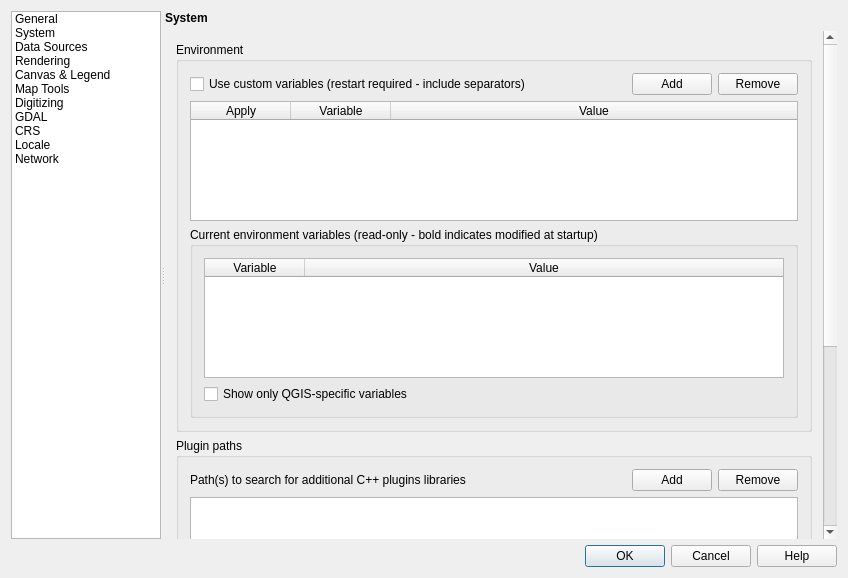
This is src/ui/qgsoptionsbase.ui in qgis/QGIS as Qt 5 draws it before an edit. The edited form follows.
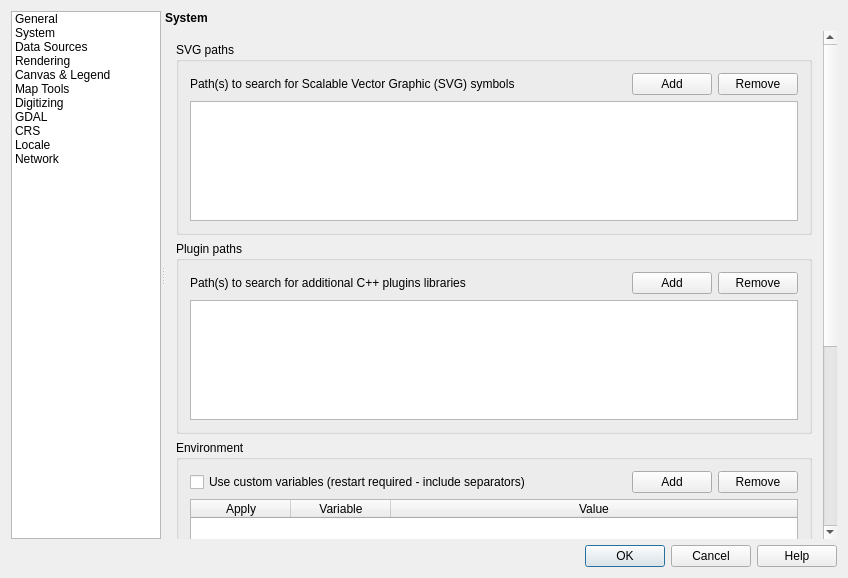
This is the edited form. The open tabs and pages were chosen to show the change. Icons and pictures are not drawn. Custom widgets are drawn as their Qt base class.

```diff
--- a/src/ui/qgsoptionsbase.ui
+++ b/src/ui/qgsoptionsbase.ui
@@ -912,11 +912,117 @@
                <rect>
                 <x>0</x>
                 <y>0</y>
-                <width>670</width>
-                <height>750</height>
+                <width>661</width>
+                <height>803</height>
                </rect>
               </property>
               <layout class="QVBoxLayout" name="verticalLayout_22">
+               <item>
+                <widget class="QGroupBox" name="groupBox_2">
+                 <property name="title">
+                  <string>SVG paths</string>
+                 </property>
+                 <layout class="QGridLayout" name="_6">
+                  <item row="0" column="0">
+                   <widget class="QLabel" name="mSVGLabel">
+                    <property name="text">
+                     <string>Path(s) to search for Scalable Vector Graphic (SVG) symbols</string>
+                    </property>
+                   </widget>
+                  </item>
+                  <item row="0" column="1">
+                   <spacer>
+                    <property name="orientation">
+                     <enum>Qt::Horizontal</enum>
+                    </property>
+                    <property name="sizeHint" stdset="0">
+                     <size>
+                      <width>31</width>
+                      <height>20</height>
+                     </size>
+                    </property>
+                   </spacer>
+                  </item>
+                  <item row="0" column="2">
+                   <widget class="QPushButton" name="mBtnAddSVGPath">
+                    <property name="text">
+                     <string>Add</string>
+                    </property>
+                   </widget>
+                  </item>
+                  <item row="0" column="3">
+                   <widget class="QPushButton" name="mBtnRemoveSVGPath">
+                    <property name="text">
+                     <string>Remove</string>
+                    </property>
+                   </widget>
+                  </item>
+                  <item row="1" column="0" colspan="4">
+                   <widget class="QListWidget" name="mListSVGPaths">
+                    <property name="minimumSize">
+                     <size>
+                      <width>0</width>
+                      <height>120</height>
+                     </size>
+                    </property>
+                   </widget>
+                  </item>
+                 </layout>
+                </widget>
+               </item>
+               <item>
+                <widget class="QGroupBox" name="groupBox_4">
+                 <property name="title">
+                  <string>Plugin paths</string>
+                 </property>
+                 <layout class="QGridLayout" name="_3">
+                  <item row="0" column="0">
+                   <widget class="QLabel" name="mSVGLabel_2">
+                    <property name="text">
+                     <string>Path(s) to search for additional C++ plugins libraries</string>
+                    </property>
+                   </widget>
+                  </item>
+                  <item row="0" column="1">
+                   <spacer>
+                    <property name="orientation">
+                     <enum>Qt::Horizontal</enum>
+                    </property>
+                    <property name="sizeHint" stdset="0">
+                     <size>
+                      <width>31</width>
+                      <height>20</height>
+                     </size>
+                    </property>
+                   </spacer>
+                  </item>
+                  <item row="0" column="2">
+                   <widget class="QPushButton" name="mBtnAddPluginPath">
+                    <property name="text">
+                     <string>Add</string>
+                    </property>
+                   </widget>
+                  </item>
+                  <item row="0" column="3">
+                   <widget class="QPushButton" name="mBtnRemovePluginPath">
+                    <property name="text">
+                     <string>Remove</string>
+                    </property>
+                   </widget>
+                  </item>
+                  <item row="1" column="0" colspan="4">
+                   <widget class="QListWidget" name="mListPluginPaths">
+                    <property name="minimumSize">
+                     <size>
+                      <width>0</width>
+                      <height>120</height>
+                     </size>
+                    </property>
+                   </widget>
+                  </item>
+                 </layout>
+                </widget>
+               </item>
                <item>
                 <widget class="QGroupBox" name="mEnvironmentGrpBx">
                  <property name="minimumSize">
@@ -929,7 +1035,7 @@
                   <string>Environment</string>
                  </property>
                  <layout class="QGridLayout" name="gridLayout_32">
-                  <item row="1" column="0" colspan="4">
+                  <item row="3" column="0" colspan="4">
                    <widget class="QTableWidget" name="mCustomVariablesTable">
                     <property name="minimumSize">
                      <size>
@@ -981,7 +1087,7 @@
                     </column>
                    </widget>
                   </item>
-                  <item row="0" column="3">
+                  <item row="1" column="3">
                    <widget class="QPushButton" name="mRemoveCustomVarBtn">
                     <property name="sizePolicy">
                      <sizepolicy hsizetype="Maximum" vsizetype="Fixed">
@@ -994,7 +1100,7 @@
                     </property>
                    </widget>
                   </item>
-                  <item row="0" column="2">
+                  <item row="1" column="2">
                    <widget class="QPushButton" name="mAddCustomVarBtn">
                     <property name="sizePolicy">
                      <sizepolicy hsizetype="Maximum" vsizetype="Fixed">
@@ -1007,7 +1113,7 @@
                     </property>
                    </widget>
                   </item>
-                  <item row="2" column="0" colspan="4">
+                  <item row="4" column="0" colspan="4">
                    <widget class="QgsCollapsibleGroupBox" name="mCurrentVariablesGrpBx">
                     <property name="minimumSize">
                      <size>
@@ -1085,14 +1191,14 @@
                     </layout>
                    </widget>
                   </item>
-                  <item row="0" column="0">
+                  <item row="1" column="0">
                    <widget class="QCheckBox" name="mCustomVariablesChkBx">
                     <property name="text">
                      <string>Use custom variables (restart required - include separators)</string>
                     </property>
                    </widget>
                   </item>
-                  <item row="0" column="1">
+                  <item row="1" column="1">
                    <spacer name="horizontalSpacer_14">
                     <property name="orientation">
                      <enum>Qt::Horizontal</enum>
@@ -1108,112 +1214,6 @@
                  </layout>
                 </widget>
                </item>
-               <item>
-                <widget class="QGroupBox" name="groupBox_4">
-                 <property name="title">
-                  <string>Plugin paths</string>
-                 </property>
-                 <layout class="QGridLayout" name="_3">
-                  <item row="0" column="0">
-                   <widget class="QLabel" name="mSVGLabel_2">
-                    <property name="text">
-                     <string>Path(s) to search for additional C++ plugins libraries</string>
-                    </property>
-                   </widget>
-                  </item>
-                  <item row="0" column="1">
-                   <spacer>
-                    <property name="orientation">
-                     <enum>Qt::Horizontal</enum>
-                    </property>
-                    <property name="sizeHint" stdset="0">
-                     <size>
-                      <width>31</width>
-                      <height>20</height>
-                     </size>
-                    </property>
-                   </spacer>
-                  </item>
-                  <item row="0" column="2">
-                   <widget class="QPushButton" name="mBtnAddPluginPath">
-                    <property name="text">
-                     <string>Add</string>
-                    </property>
-                   </widget>
-                  </item>
-                  <item row="0" column="3">
-                   <widget class="QPushButton" name="mBtnRemovePluginPath">
-                    <property name="text">
-                     <string>Remove</string>
-                    </property>
-                   </widget>
-                  </item>
-                  <item row="1" column="0" colspan="4">
-                   <widget class="QListWidget" name="mListPluginPaths">
-                    <property name="minimumSize">
-                     <size>
-                      <width>0</width>
-                      <height>120</height>
-                     </size>
-                    </property>
-                   </widget>
-                  </item>
-                 </layout>
-                </widget>
-               </item>
-               <item>
-                <widget class="QGroupBox" name="groupBox_2">
-                 <property name="title">
-                  <string>SVG paths</string>
-                 </property>
-                 <layout class="QGridLayout" name="_6">
-                  <item row="0" column="0">
-                   <widget class="QLabel" name="mSVGLabel">
-                    <property name="text">
-                     <string>Path(s) to search for Scalable Vector Graphic (SVG) symbols</string>
-                    </property>
-                   </widget>
-                  </item>
-                  <item row="0" column="1">
-                   <spacer>
-                    <property name="orientation">
-                     <enum>Qt::Horizontal</enum>
-                    </property>
-                    <property name="sizeHint" stdset="0">
-                     <size>
-                      <width>31</width>
-                      <height>20</height>
-                     </size>
-                    </property>
-                   </spacer>
-                  </item>
-                  <item row="0" column="2">
-                   <widget class="QPushButton" name="mBtnAddSVGPath">
-                    <property name="text">
-                     <string>Add</string>
-                    </property>
-                   </widget>
-                  </item>
-                  <item row="0" column="3">
-                   <widget class="QPushButton" name="mBtnRemoveSVGPath">
-                    <property name="text">
-                     <string>Remove</string>
-                    </property>
-                   </widget>
-                  </item>
-                  <item row="1" column="0" colspan="4">
-                   <widget class="QListWidget" name="mListSVGPaths">
-                    <property name="minimumSize">
-                     <size>
-                      <width>0</width>
-                      <height>120</height>
-                     </size>
-                    </property>
-                   </widget>
-                  </item>
-                 </layout>
-                </widget>
-               </item>
               </layout>
              </widget>
             </widget>
```
Left out of the diff: 42 changed lines with no effect on the pictures.
